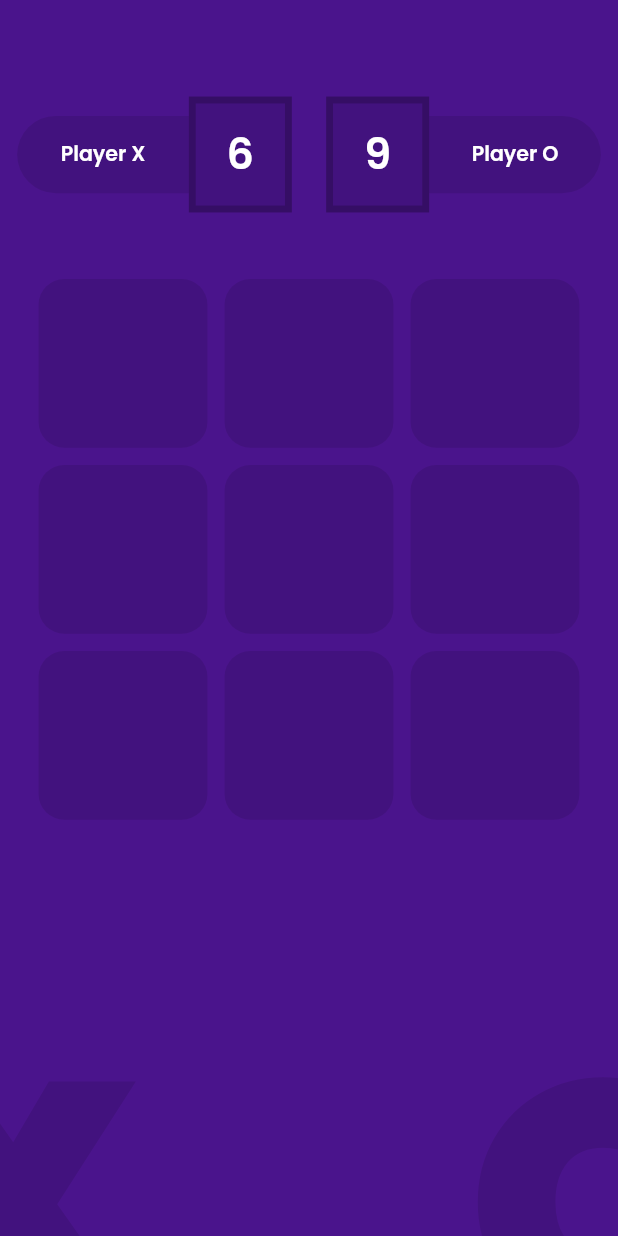
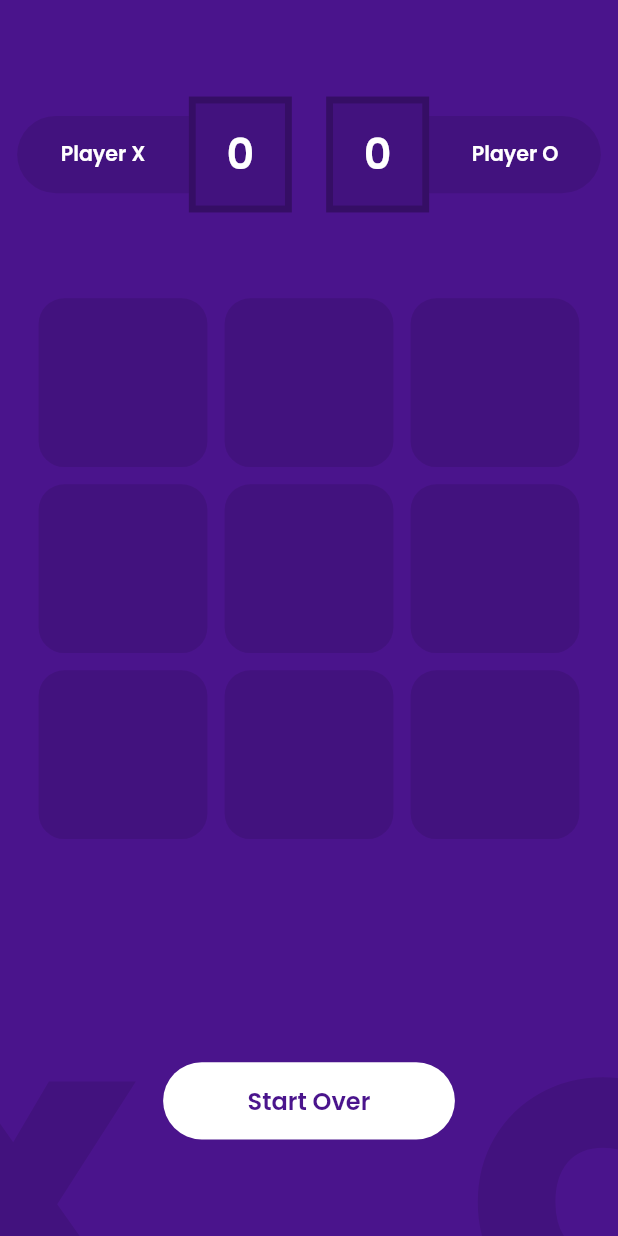
Before and after one commit to ecode210/tictactoe, a Flutter app: the Game screen opened directly, on a phone screen of 412 x 824 dp. Run offline on Flutter 3.47's test engine with Material 2 defaults, Android fonts, the phone set to English and light mode, and no system bars; our stand-ins replace flutter_screenutil, flutter_svg, google_fonts.

Commit message:
Added gameplay functionality. Partially completed comments

```diff
--- a/lib/view/game.dart
+++ b/lib/view/game.dart
@@ -1,7 +1,9 @@
 import 'package:flutter/material.dart';
 import 'package:flutter_screenutil/flutter_screenutil.dart';
+import 'package:provider/provider.dart';
 import 'package:tictactoe/view/widgets/game_board.dart';
 import 'package:tictactoe/view/widgets/score_board.dart';
+import 'package:tictactoe/viewmodel/tictactoe_provider.dart';
 
 class Game extends StatelessWidget {
   const Game({Key? key}) : super(key: key);
@@ -13,16 +15,34 @@ class Game extends StatelessWidget {
       body: Stack(
         clipBehavior: Clip.none,
         children: [
-          SizedBox(
+          Container(
             height: 640.h,
             width: 360.w,
+            padding: EdgeInsets.symmetric(vertical: 50.h),
             child: Column(
               mainAxisAlignment: MainAxisAlignment.center,
               children: [
-                SizedBox(height: 50.h),
                 const ScoreBoard(),
-                SizedBox(height: 30.h),
+                SizedBox(height: 40.h),
                 const Expanded(child: GameBoard()),
+                GestureDetector(
+                  onTap: () {
+                    Provider.of<TicTacToeProvider>(context, listen: false).startOver();
+                  },
+                  child: Container(
+                    height: 40.h,
+                    width: 170.w,
+                    decoration: BoxDecoration(
+                      color: Colors.white,
+                      borderRadius: BorderRadius.circular(50.r),
+                    ),
+                    alignment: Alignment.center,
+                    child: Text(
+                      "Start Over",
+                      style: Theme.of(context).textTheme.button,
+                    ),
+                  ),
+                ),
               ],
             ),
           ),
--- a/lib/view/widgets/score_board.dart
+++ b/lib/view/widgets/score_board.dart
@@ -1,5 +1,7 @@
 import 'package:flutter/material.dart';
 import 'package:flutter_screenutil/flutter_screenutil.dart';
+import 'package:provider/provider.dart';
+import 'package:tictactoe/viewmodel/tictactoe_provider.dart';
 
 class ScoreBoard extends StatelessWidget {
   const ScoreBoard({Key? key}) : super(key: key);
@@ -8,7 +10,9 @@ class ScoreBoard extends StatelessWidget {
   Widget build(BuildContext context) {
     return Padding(
       padding: EdgeInsets.symmetric(horizontal: 10.w),
-      child: Row(
+      child: Consumer<TicTacToeProvider>(
+        builder: (context, ttc, child) {
+          return Row(
             children: [
               Container(
                 height: 40.h,
@@ -38,7 +42,7 @@ class ScoreBoard extends StatelessWidget {
                 ),
                 alignment: Alignment.center,
                 child: Text(
-              "6",
+                  ttc.playerXScore.toString(),
                   style: Theme.of(context).textTheme.headline3,
                 ),
               ),
@@ -55,7 +59,7 @@ class ScoreBoard extends StatelessWidget {
                 ),
                 alignment: Alignment.center,
                 child: Text(
-              "9",
+                  ttc.playerOScore.toString(),
                   style: Theme.of(context).textTheme.headline3,
                 ),
               ),
@@ -76,6 +80,8 @@ class ScoreBoard extends StatelessWidget {
                 ),
               ),
             ],
+          );
+        },
       ),
     );
   }
```
Also changed, not shown: lib/viewmodel/tictactoe_provider.dart (+74 -0 lines). Lines whose indentation alone changed are shown as unchanged.
